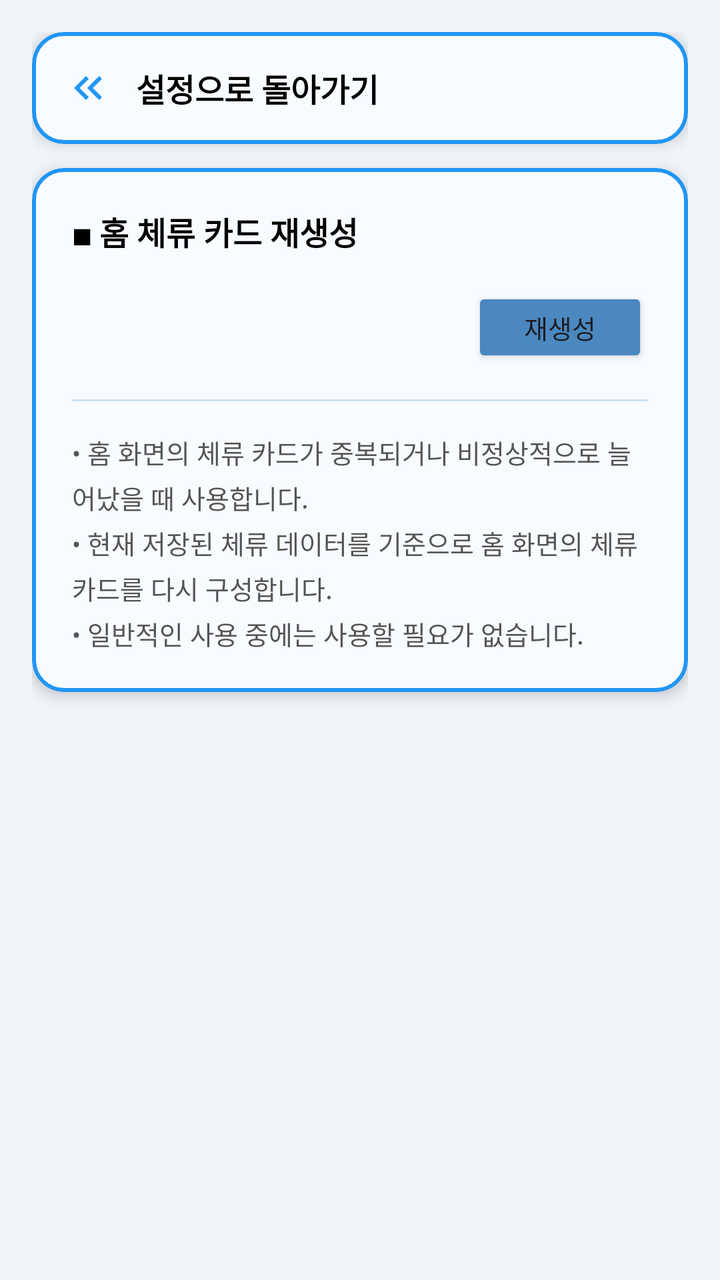
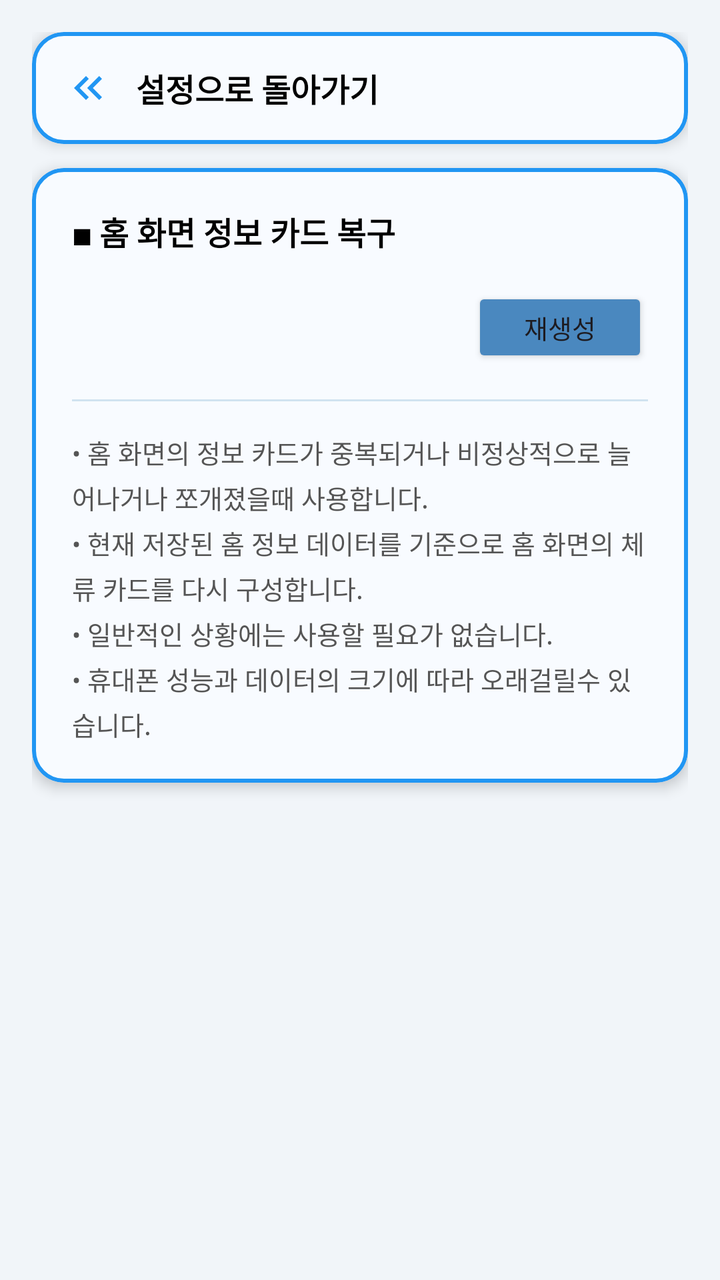

Before-and-after screenshots of an Android layout around one commit, followed by the original layout XML and the change that was made.
<!-- AndroidManifest.xml: application theme Theme.Haru_Spot -->
<!-- res/layout/fragment_setting_home_rebuild.xml -->
<?xml version="1.0" encoding="utf-8"?>
<LinearLayout xmlns:android="http://schemas.android.com/apk/res/android"
    xmlns:app="http://schemas.android.com/apk/res-auto"
    xmlns:tools="http://schemas.android.com/tools"
    android:layout_width="match_parent"
    android:layout_height="match_parent"
    android:orientation="vertical"
    android:background="@color/background1"
    android:padding="16dp"
    tools:context=".ui.settingfragment.fragment_collect">

    
    <com.google.android.material.card.MaterialCardView
        android:id="@+id/layout_back_to_setting"
        android:layout_width="match_parent"
        android:layout_height="wrap_content"
        app:cardCornerRadius="16dp"
        app:cardElevation="4dp"
        app:strokeWidth="2dp"
        app:strokeColor="#2196F3"
        app:cardBackgroundColor="#F8FBFF"
        android:clickable="true"
        android:focusable="true">

        <LinearLayout
            android:layout_width="match_parent"
            android:layout_height="wrap_content"
            android:orientation="horizontal"
            android:gravity="center_vertical"
            android:padding="16dp">

            <ImageView
                android:layout_width="24dp"
                android:layout_height="24dp"
                android:src="@drawable/baseline_keyboard_double_arrow_left_24"
                android:contentDescription="돌아가기 아이콘" />

            <TextView
                android:layout_width="wrap_content"
                android:layout_height="wrap_content"
                android:layout_marginStart="12dp"
                android:text="설정으로 돌아가기"
                android:textSize="16sp"
                android:textStyle="bold"
                android:textColor="@android:color/black" />

        </LinearLayout>
    </com.google.android.material.card.MaterialCardView>

    
    <com.google.android.material.card.MaterialCardView
        android:layout_width="match_parent"
        android:layout_height="wrap_content"
        android:layout_marginTop="12dp"
        app:cardCornerRadius="16dp"
        app:cardElevation="4dp"
        app:strokeWidth="2dp"
        app:strokeColor="#2196F3"
        app:cardBackgroundColor="#F8FBFF">

        <LinearLayout
            android:layout_width="match_parent"
            android:layout_height="wrap_content"
            android:orientation="vertical"
            android:padding="20dp">

            
            <TextView
                android:layout_width="wrap_content"
                android:layout_height="wrap_content"
                android:text="◼ 홈 체류 카드 재생성"
                android:textSize="16sp"
                android:textStyle="bold"
                android:textColor="@android:color/black"
                android:layout_marginBottom="16dp" />


            
            <LinearLayout
                android:layout_width="match_parent"
                android:layout_height="wrap_content"
                android:orientation="horizontal"
                android:gravity="end|center_vertical"
                android:layout_marginBottom="16dp">


                <Button
                    android:id="@+id/btn_home_rebuild"
                    android:layout_width="wrap_content"
                    android:layout_height="40dp"
                    android:text="재생성"
                    android:textSize="13sp"
                    android:backgroundTint="#4A88BF"
                    android:paddingHorizontal="14dp" />

            </LinearLayout>

            
            <View
                android:layout_width="match_parent"
                android:layout_height="1dp"
                android:background="#D0E3F0"
                android:layout_marginBottom="16dp" />

            
            <TextView
                android:layout_width="match_parent"
                android:layout_height="wrap_content"
                android:text="• 홈 화면의 체류 카드가 중복되거나 비정상적으로 늘어났을 때 사용합니다.\n• 현재 저장된 체류 데이터를 기준으로 홈 화면의 체류 카드를 다시 구성합니다.\n• 일반적인 사용 중에는 사용할 필요가 없습니다."
                android:textSize="13sp"
                android:textColor="#555555"
                android:lineSpacingExtra="4dp" />

        </LinearLayout>
    </com.google.android.material.card.MaterialCardView>

</LinearLayout>
<!-- resources referenced by this layout -->
<resources>
  <color name="background1">#F1F5F9</color>
  <!-- drawable baseline_keyboard_double_arrow_left_24 (drawable) -->
  <vector xmlns:android="http://schemas.android.com/apk/res/android" android:height="24dp" android:tint="#2196F3" android:viewportHeight="24" android:viewportWidth="24" android:width="24dp">
        
      <path android:fillColor="@android:color/white" android:pathData="M17.59,18l1.41,-1.41l-4.58,-4.59l4.58,-4.59l-1.41,-1.41l-6,6z"/>
        
      <path android:fillColor="@android:color/white" android:pathData="M11,18l1.41,-1.41l-4.58,-4.59l4.58,-4.59l-1.41,-1.41l-6,6z"/>
      
  </vector>
  <style name="Theme.Haru_Spot" parent="Theme.Material3.Light.NoActionBar">
          
          
          <item name="colorPrimary">@color/timeline_card_bg</item>
          <item name="colorPrimaryVariant">@color/timeline_card_bg</item>
          <item name="colorOnPrimary">@color/gray_dark</item>
  
          
          <item name="android:statusBarColor">@color/gray_dark</item>
  
          
          <item name="android:navigationBarColor">@color/gray_dark</item>
          
          
          
  </style>
  <color name="timeline_card_bg">#F0F4F8</color>
  <color name="gray_dark">#475467</color>
</resources>

<!-- the commit's change to res/layout/fragment_setting_home_rebuild.xml (unified diff, before → after) -->
@@ -68,7 +68,7 @@
             <TextView
                 android:layout_width="wrap_content"
                 android:layout_height="wrap_content"
-                android:text="◼ 홈 체류 카드 재생성"
+                android:text="◼ 홈 화면 정보 카드 복구"
                 android:textSize="16sp"
                 android:textStyle="bold"
                 android:textColor="@android:color/black"
@@ -106,7 +106,7 @@
             <TextView
                 android:layout_width="match_parent"
                 android:layout_height="wrap_content"
-                android:text="• 홈 화면의 체류 카드가 중복되거나 비정상적으로 늘어났을 때 사용합니다.\n• 현재 저장된 체류 데이터를 기준으로 홈 화면의 체류 카드를 다시 구성합니다.\n• 일반적인 사용 중에는 사용할 필요가 없습니다."
+                android:text="• 홈 화면의 정보 카드가 중복되거나 비정상적으로 늘어나거나 쪼개졌을때 사용합니다.\n• 현재 저장된 홈 정보 데이터를 기준으로 홈 화면의 체류 카드를 다시 구성합니다.\n• 일반적인 상황에는 사용할 필요가 없습니다.\n• 휴대폰 성능과 데이터의 크기에 따라 오래걸릴수 있습니다. "
                 android:textSize="13sp"
                 android:textColor="#555555"
                 android:lineSpacingExtra="4dp" />
